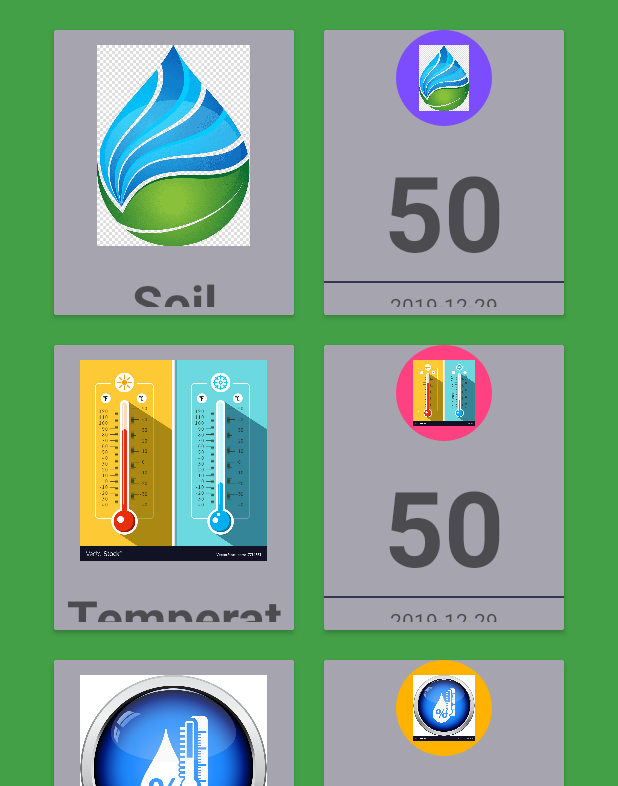
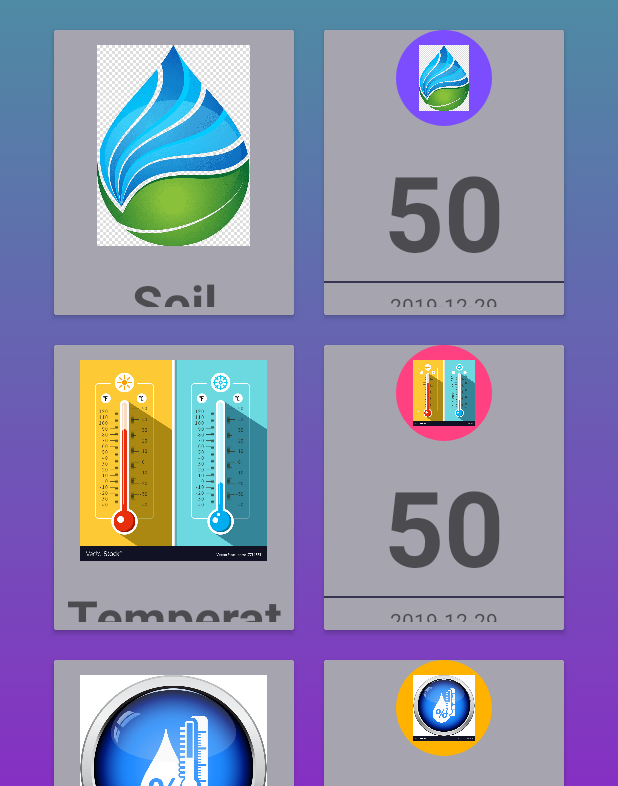
Before and after one commit to synasme10/Smart_Irrigation_System, an Android app: the layout activity_main_dashboard.xml on its own in the app's theme, with its tools: preview values and no code run, on a phone screen of 412 x 824 dp, the part 450-1236 px from its top. Run offline under Robolectric (Android 15) with nearby library versions, the phone set to English and light mode, and no system bars.

Commit message:
Manual Control

```diff
--- a/app/build.gradle
+++ b/app/build.gradle
@@ -36,7 +36,6 @@ dependencies {
     implementation 'com.google.firebase:firebase-auth:16.1.0'
 
 
-
     testImplementation 'junit:junit:4.12'
     androidTestImplementation 'com.android.support.test:runner:1.0.2'
     androidTestImplementation 'com.android.support.test.espresso:espresso-core:3.0.2'
--- /dev/null
+++ b/app/src/main/res/drawable/gradientkye.xml
@@ -0,0 +1,13 @@
+<?xml version="1.0" encoding="utf-8"?>
+<selector xmlns:android="http://schemas.android.com/apk/res/android">
+        <item>
+            <shape>
+                <gradient
+                    android:angle="90"
+                    android:startColor="#8630c3"
+                    android:endColor="#2ebf91"
+                    android:type="linear"/>
+            </shape>
+        </item>
+
+</selector>
--- a/app/src/main/res/layout/activity_main_dashboard.xml
+++ b/app/src/main/res/layout/activity_main_dashboard.xml
@@ -4,7 +4,7 @@
     xmlns:tools="http://schemas.android.com/tools"
     android:layout_width="match_parent"
     android:layout_height="match_parent"
-    android:background="@color/background"
+    android:background="@drawable/gradientkye"
     android:gravity="center"
     tools:context=".MainDashboardActivity">
 
@@ -497,7 +497,7 @@
             <android.support.v7.widget.CardView
                 android:foreground="?android:attr/selectableItemBackground"
                 android:clickable="true"
-                android:id="@+id/Cvhistory"
+
                 android:layout_width="160dp"
                 android:layout_height="190dp"
                 android:layout_margin="10dp">
@@ -507,6 +507,7 @@
                     android:orientation="vertical"
                     android:gravity="center"
                     android:background="@color/textfieldfont"
+                    android:id="@+id/Cvusercontrol"
                     >
                     <ImageView
                         android:layout_width="64dp"
@@ -520,7 +521,7 @@
                         android:layout_height="wrap_content"
                         android:textStyle="bold"
                         android:layout_marginTop="10dp"
-                        android:text="Data History"
+                        android:text="User Control"
                         android:textSize="50px"
                         />
 
@@ -533,7 +534,7 @@
                         android:layout_width="wrap_content"
                         android:layout_height="wrap_content"
                         android:gravity="center"
-                        android:text="View all data"
+                        android:text="Turn On/Off manually"
                         android:padding="5dp"/>
 
 
```
Also changed, not shown: app/src/main/AndroidManifest.xml (+3 -4 lines), app/src/main/java/com/example/smart_irrigation_system/MainDashboardActivity.java (+32 -7 lines), app/src/main/java/com/example/smart_irrigation_system/Testing.java (+40 -40 lines), app/src/main/java/com/example/smart_irrigation_system/WateringControlActivity.java (added, +55 -0 lines), app/src/main/res/drawable/gradientbackground.xml (added, +14 -0 lines), app/src/main/res/drawable/gradientone.xml (added, +16 -0 lines), app/src/main/res/drawable/gradienttwo.xml (added, +15 -0 lines), app/src/main/res/layout/activity_watering_control.xml (added, +61 -0 lines), app/src/main/res/drawable/farm.png (added), app/src/main/res/drawable/turnoff.png (added), app/src/main/res/drawable/turnon.png (added).
